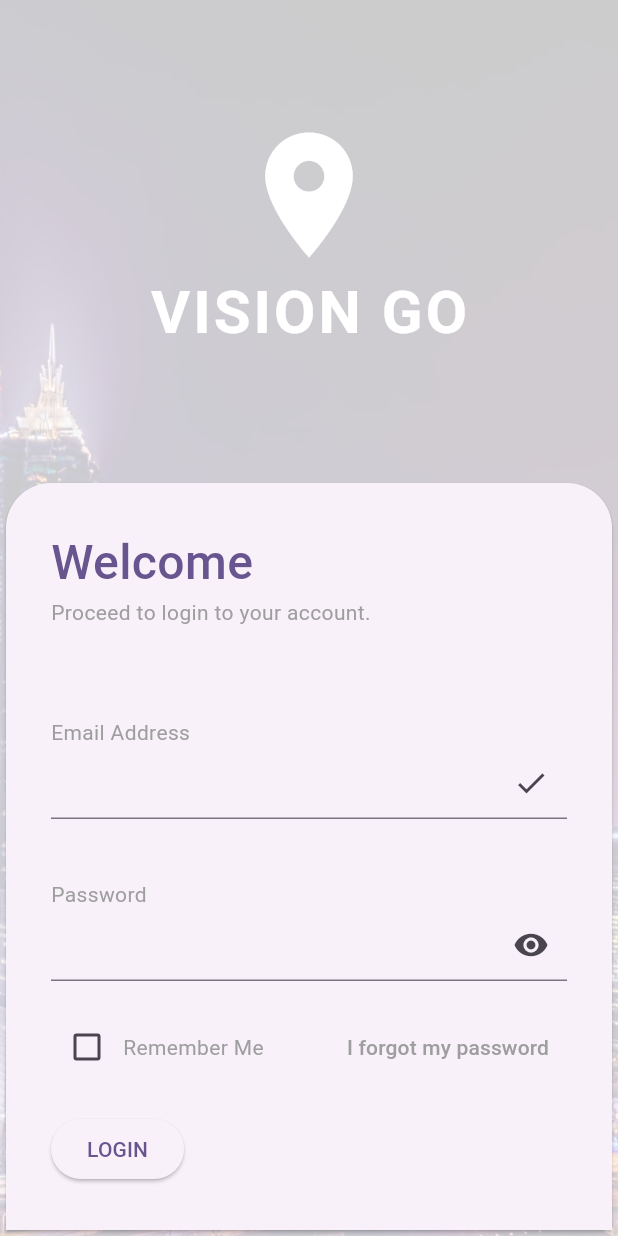
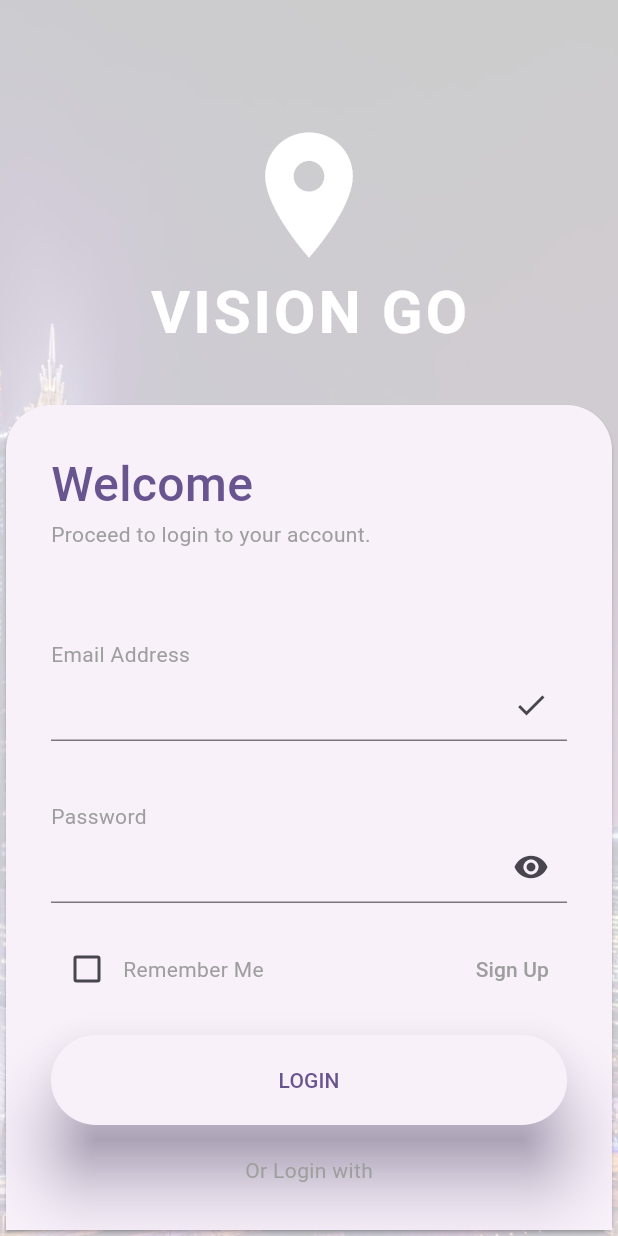
Before and after one commit to haxor09alert/Jokes, a Flutter app: the screen it shows after launch, on a phone screen of 412 x 824 dp. Run offline on Flutter 3.47's test engine with Material 2 defaults, Android fonts, the phone set to English and light mode, and no system bars.

```diff
--- a/lib/screens/login_page.dart
+++ b/lib/screens/login_page.dart
@@ -98,6 +98,8 @@ class _LoginPageState extends State<LoginPage>{
         _buildRememberForget(),
         const SizedBox(height: 20),
         _buildLoginButton(),
+        const SizedBox(height: 20),
+        _buildOtherLogin(),
       ],
     );
   }
@@ -129,23 +131,25 @@ class _LoginPageState extends State<LoginPage>{
           children: [
             Checkbox(value: rememberUser, onChanged: (value){
               setState(() {
-
+                true;
               });
             },
             ),
             _buildGreyText("Remember Me"),
           ],
         ),
-        TextButton(onPressed: (){}, child: _buildGreyText("I forgot my password"))
+        TextButton(onPressed: (){}, child: _buildGreyText("Sign Up"))
       ],
     );
   }
+
+
   Widget _buildLoginButton(){
     return ElevatedButton(onPressed: (){
       debugPrint("Email: ${emailcontroller.text}");
       debugPrint("Pressed : ${passwordcontroller.text}");
     },
-    style: ElevatedButton.styleForm(
+    style: ElevatedButton.styleFrom(
       shape: const StadiumBorder(),
       elevation:20,
       shadowColor:myColor,
@@ -154,4 +158,18 @@ class _LoginPageState extends State<LoginPage>{
     child: const Text("LOGIN"),
     );
   }
+
+  Widget _buildOtherLogin(){
+    return Center(
+      child: Column(
+        children: [
+          _buildGreyText("Or Login with"),
+          Row(
+            mainAxisAlignment: MainAxisAlignment.spaceEvenly,
+          ),
+        ],
+      ),
+    );
+  }
+
 }
```
